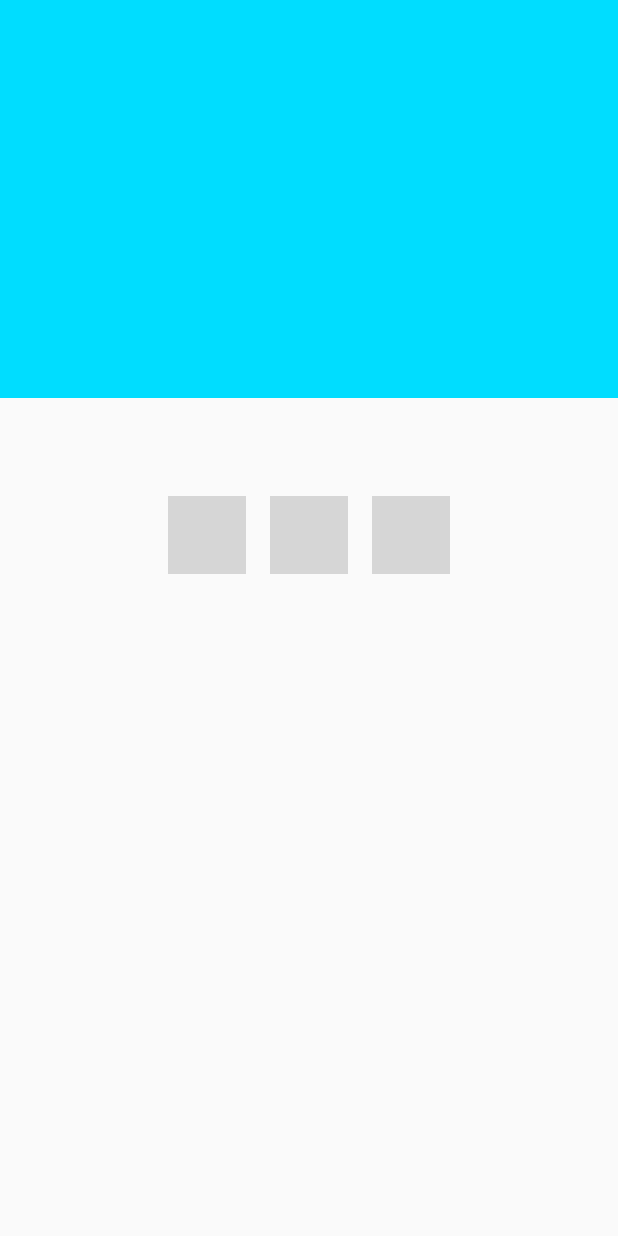
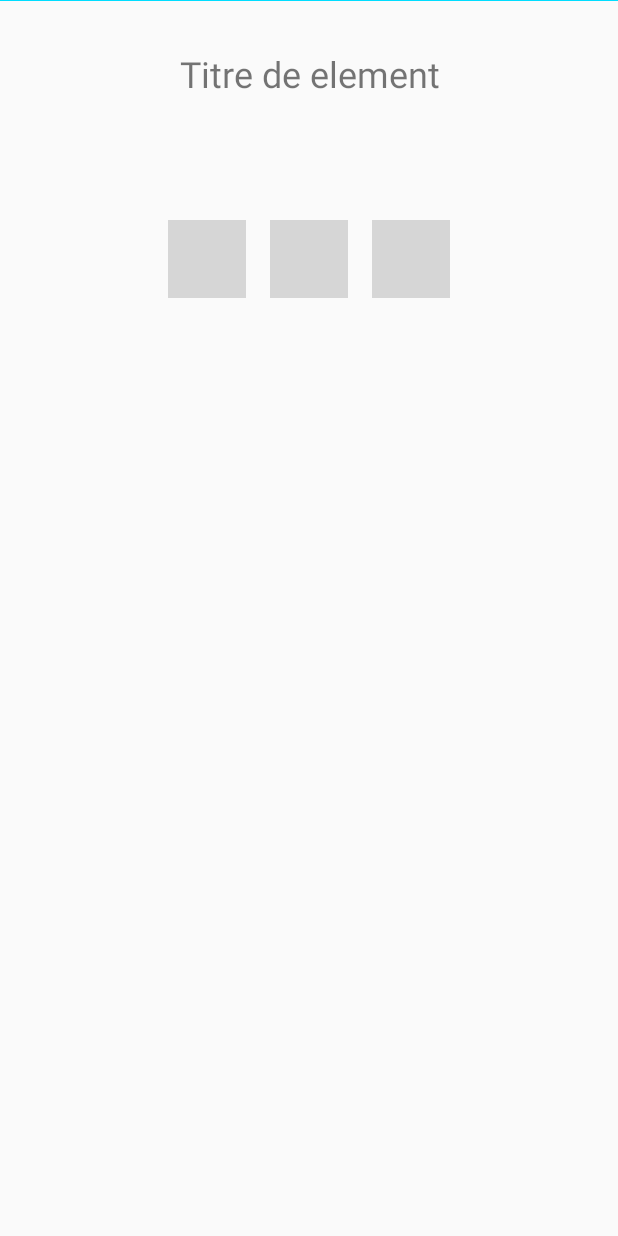
Before and after one commit to hamadycisse/hackathon2017, an Android app: the layout expanded_controller.xml on its own in the app's theme, with its tools: preview values and no code run, on a phone screen of 412 x 824 dp. Run offline under Robolectric (Android 15) with nearby library versions, the phone set to English and light mode, and no system bars; grey boxes are pictures that could not be loaded.

Commit message:
Corrected image of the text in full screen controller

```diff
--- a/app/src/main/java/hackathon/rc/ca/hackathon/controllers/MiniControllerFragment.java
+++ b/app/src/main/java/hackathon/rc/ca/hackathon/controllers/MiniControllerFragment.java
@@ -3,6 +3,7 @@ package hackathon.rc.ca.hackathon.controllers;
 import android.os.Bundle;
 import android.support.annotation.Nullable;
 import android.support.v4.app.Fragment;
+import android.text.Html;
 import android.view.LayoutInflater;
 import android.view.View;
 import android.view.ViewGroup;
@@ -62,7 +63,7 @@ public class MiniControllerFragment extends Fragment {
         super.onViewCreated(view, savedInstanceState);
         final PlaylistItem currentTrack = getApp().getPlaybackManager().getCurrentTrack();
         if (currentTrack != null) {
-            mElementNameTextView.setText(currentTrack.getSummaryMultimediaItem().getTitle());
+            mElementNameTextView.setText(Html.fromHtml(currentTrack.getSummaryMultimediaItem().getTitle()));
         }
     }
 
--- a/app/src/main/java/hackathon/rc/ca/hackathon/player/PlaybackManager.java
+++ b/app/src/main/java/hackathon/rc/ca/hackathon/player/PlaybackManager.java
@@ -239,6 +239,9 @@ public class PlaybackManager {
         if (mPlaylistManager == null || !mPlaylistManager.hasNextTrack()) {
             return;
         }
+        if (mSimpleExoPlayer != null) {
+            mSimpleExoPlayer.setPlayWhenReady(false);
+        }
         final PlaylistItem nextTrack = mPlaylistManager.getNextTrack();
         final SummaryMultimediaItem summaryMultimediaItem = nextTrack.getSummaryMultimediaItem();
         loadMedia(summaryMultimediaItem.getTitle(), summaryMultimediaItem.getFutureId());
@@ -247,6 +250,9 @@ public class PlaybackManager {
     public void playPrevious() {
         if (mPlaylistManager == null || !mPlaylistManager.hasPreviousTrack()) {
             return;
+        }
+        if (mSimpleExoPlayer != null) {
+            mSimpleExoPlayer.setPlayWhenReady(false);
         }
         final PlaylistItem nextTrack = mPlaylistManager.getPreviousTrack();
         final SummaryMultimediaItem summaryMultimediaItem = nextTrack.getSummaryMultimediaItem();
--- a/app/src/main/res/layout/expanded_controller.xml
+++ b/app/src/main/res/layout/expanded_controller.xml
@@ -9,12 +9,12 @@
     <LinearLayout
         android:orientation="vertical"
         android:layout_width="match_parent"
-        android:layout_height="265dp">
+        android:layout_height="wrap_content">
 
         <ImageView
             android:id="@+id/imageView"
             android:layout_width="match_parent"
-            android:layout_height="match_parent"
+            android:layout_height="wrap_content"
             app:srcCompat="@android:color/holo_blue_bright" />
 
         <TextView
@@ -24,9 +24,8 @@
             android:layout_marginBottom="@dimen/fab_margin"
             android:layout_marginTop="@dimen/text_margin"
             android:paddingTop="@dimen/fab_margin"
-            android:background="#1A000000"
-            android:textColor="@android:color/darker_gray"
-            android:text="Titre de element"
+            android:gravity="center_horizontal"
+            tools:text="Titre de element"
             android:textSize="24sp" />
 
     </LinearLayout>
```
